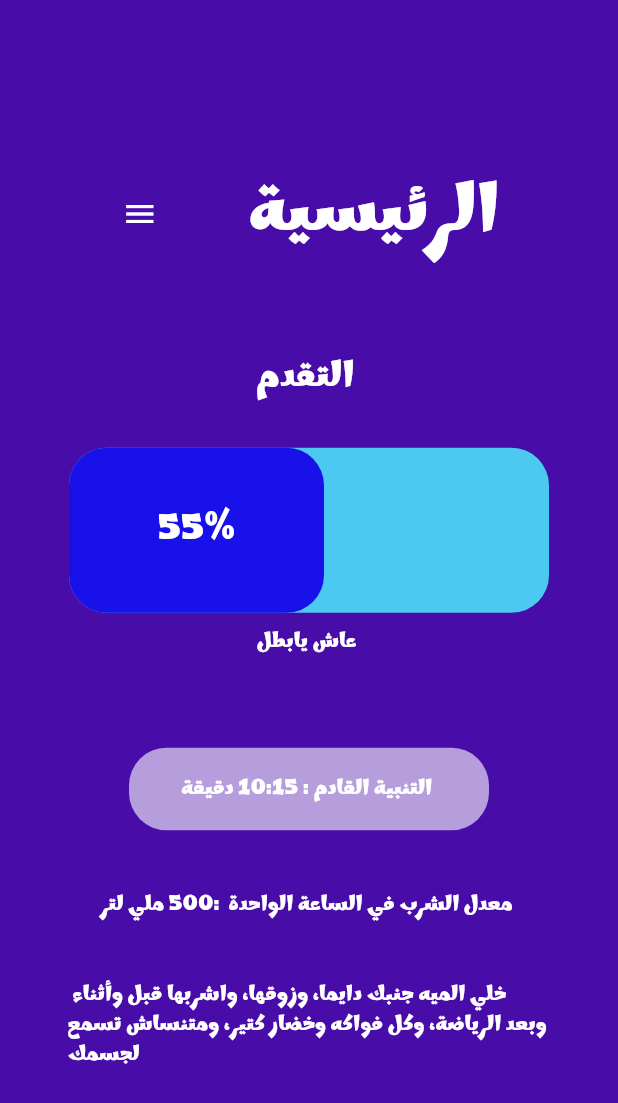
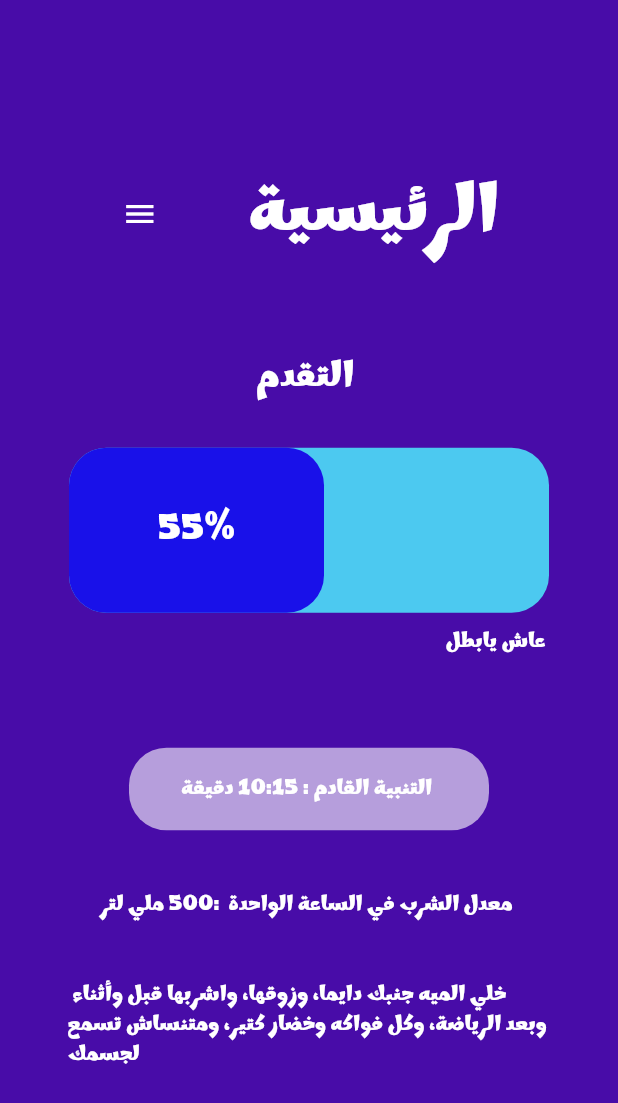
Before and after one commit to Magiixcode/Ashrably, a Flutter app: the HomePgae screen opened directly, on a phone screen of 412 x 824 dp. Shown: the top 1103 px of the screen. Run offline on Flutter 3.47's test engine with Material 3 defaults, Android fonts, the phone set to English and light mode, and no system bars.

Commit message:
complete home page

```diff
--- a/lib/pages/home_pgae.dart
+++ b/lib/pages/home_pgae.dart
@@ -91,6 +91,9 @@ class HomePgae extends StatelessWidget {
             SizedBox(
               height: 10,
             ),
+            Row(
+              mainAxisAlignment: MainAxisAlignment.end,
+              children: [
                 Text(
                   'عاش يابطل ',
                   style: TextStyle(
@@ -99,6 +102,8 @@ class HomePgae extends StatelessWidget {
                     fontSize: 14,
                     fontWeight: FontWeight.bold,
                   ),
+                ),
+              ],
             ),
             SizedBox(
               height: 60,
```
Lines whose indentation alone changed are shown as unchanged.
